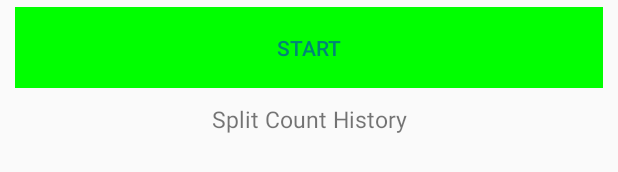
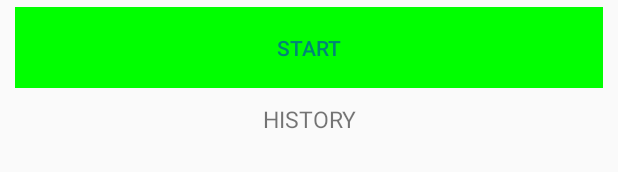
Before and after one commit to dennis-kao/Pedometer, an Android app: the layout dialog_split.xml on its own in the app's theme, with its tools: preview values and no code run, on a phone screen of 412 x 824 dp. Shown: the part 277-449 px from the top of the screen. Run offline under Robolectric (Android 15) with nearby library versions, the phone set to English and light mode, and no system bars.

Commit message:
Overhauled the split_count page UI to include split count history and centered a few text elements

```diff
--- a/src/main/res/layout/dialog_split.xml
+++ b/src/main/res/layout/dialog_split.xml
@@ -98,7 +98,7 @@
                     android:layout_weight="1"
                     android:autoText="false"
                     android:gravity="center_horizontal"
-                    android:text="Split Count History"
+                    android:text="HISTORY"
                     android:textSize="15dp"
                     android:visibility="visible" />
 
```
